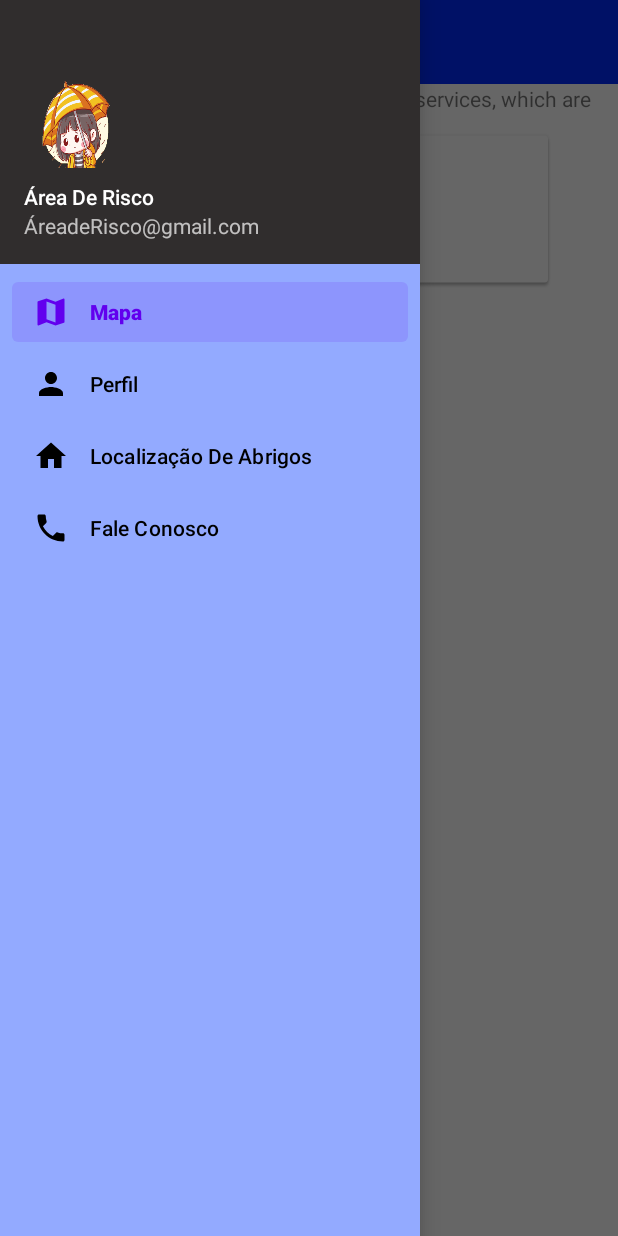
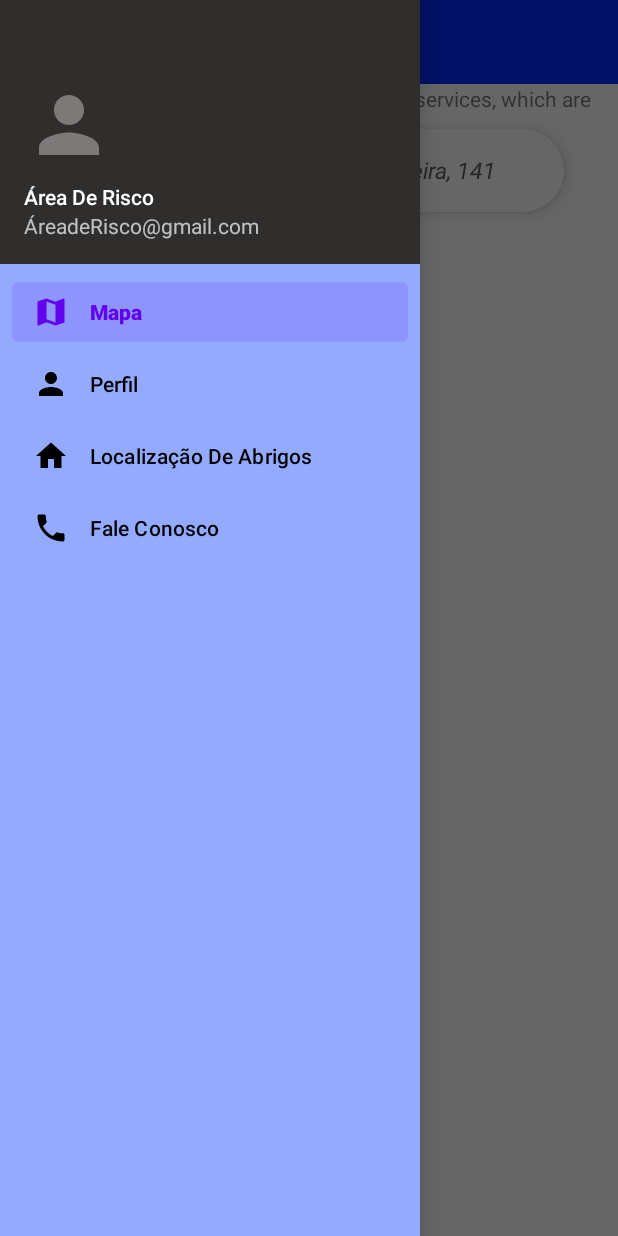
Before and after one commit to ceduardolima/AreaDeRiscoApp, an Android app: the MainActivity screen opened directly, with no data from a screen before it, with the side drawer open, on a phone screen of 412 x 824 dp. Run offline under Robolectric (Android 15) with nearby library versions, the phone set to English and light mode, and no system bars; libraries missing offline, so code that uses them is left out: com.gun0912.tedpermission; 2 statements that could not run were skipped.

Commit message:
reformulando editText

```diff
--- /dev/null
+++ b/app/src/main/res/drawable/ic_baseline_person_24.xml
@@ -0,0 +1,5 @@
+<vector android:height="24dp" android:tint="#7D7979"
+    android:viewportHeight="24" android:viewportWidth="24"
+    android:width="24dp" xmlns:android="http://schemas.android.com/apk/res/android">
+    <path android:fillColor="@android:color/white" android:pathData="M12,12c2.21,0 4,-1.79 4,-4s-1.79,-4 -4,-4 -4,1.79 -4,4 1.79,4 4,4zM12,14c-2.67,0 -8,1.34 -8,4v2h16v-2c0,-2.66 -5.33,-4 -8,-4z"/>
+</vector>
--- /dev/null
+++ b/app/src/main/res/drawable/text_edit_shape.xml
@@ -0,0 +1,5 @@
+<?xml version="1.0" encoding="utf-8"?>
+<shape xmlns:android="http://schemas.android.com/apk/res/android">
+    <solid android:color="@color/white"/>
+    <corners android:radius="30dp"/>
+</shape>
--- a/app/src/main/res/layout/activity_main.xml
+++ b/app/src/main/res/layout/activity_main.xml
@@ -35,7 +35,7 @@
         android:layout_width="wrap_content"
         android:layout_height="match_parent"
         android:layout_gravity="start"
-        android:background="#93AAFF"
+        android:background="@color/navbar"
         android:id="@+id/nav_view"
         app:headerLayout="@layout/nav_header"
         app:menu="@menu/drawer_menu">
--- a/app/src/main/res/layout/nav_header.xml
+++ b/app/src/main/res/layout/nav_header.xml
@@ -9,10 +9,9 @@
     android:orientation="vertical">
 
     <ImageView
-        android:paddingRight="50dp"
-        android:layout_width="120dp"
-        android:layout_height="65dp"
-        android:src="@drawable/iconeanime"/>
+        android:layout_width="60dp"
+        android:layout_height="60dp"
+        android:src="@drawable/ic_baseline_person_24"/>
     <TextView
         android:layout_width="wrap_content"
         android:layout_height="wrap_content"
--- a/app/src/main/res/values-night/themes.xml
+++ b/app/src/main/res/values-night/themes.xml
@@ -10,7 +10,7 @@
         <item name="colorSecondaryVariant">@color/teal_200</item>
         <item name="colorOnSecondary">@color/black</item>
         <!-- Status bar color. -->
-        <item name="android:statusBarColor" tools:targetApi="l">@android:color/transparent</item>
+        <item name="android:statusBarColor" >@android:color/transparent</item>
         <!-- Customize your theme here. -->
     </style>
 
--- a/app/src/main/res/values/colors.xml
+++ b/app/src/main/res/values/colors.xml
@@ -8,4 +8,6 @@
     <color name="black">#FF000000</color>
     <color name="white">#FFFFFFFF</color>
     <color name="alert">#BD0000</color>
+    <color name="grey">#616060</color>
+    <color name="navbar">#93AAFF</color>
 </resources>
--- a/app/src/main/res/values/themes.xml
+++ b/app/src/main/res/values/themes.xml
@@ -10,7 +10,7 @@
         <item name="colorSecondaryVariant">@color/teal_700</item>
         <item name="colorOnSecondary">@color/black</item>
         <!-- Status bar color. -->
-        <item name="android:statusBarColor" tools:targetApi="l">#787483</item>
+        <item name="android:statusBarColor">@android:color/transparent</item>
         <!-- Customize your theme here. -->
     </style>
 
```
Also changed, not shown: app/src/main/res/layout/fragment_map.xml (+11 -20 lines), app/src/main/res/values/style.xml (added, +16 -0 lines).
